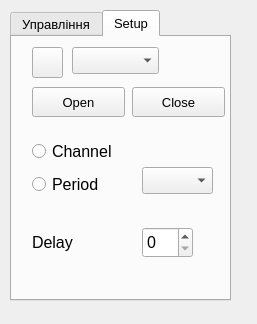
Old version of the form design.ui in the repository LipinskiWladyslaw/GhostbusterOne.
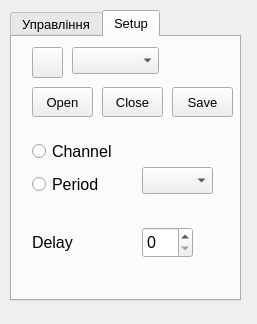
New version of the form. The open tabs and pages were chosen to show the change. Icons and pictures are not drawn.

```diff
--- a/design.ui
+++ b/design.ui
@@ -23,7 +23,7 @@
     <rect>
      <x>10</x>
      <y>10</y>
-     <width>221</width>
+     <width>231</width>
      <height>291</height>
     </rect>
    </property>
@@ -314,7 +314,7 @@
       <rect>
        <x>20</x>
        <y>50</y>
-       <width>93</width>
+       <width>61</width>
        <height>30</height>
       </rect>
      </property>
@@ -325,9 +325,9 @@
     <widget class="QPushButton" name="closeComPortButton">
      <property name="geometry">
       <rect>
-       <x>120</x>
+       <x>90</x>
        <y>50</y>
-       <width>93</width>
+       <width>61</width>
        <height>30</height>
       </rect>
      </property>
@@ -335,6 +335,19 @@
       <string>Close</string>
      </property>
     </widget>
+    <widget class="QPushButton" name="saveComPortButton">
+     <property name="geometry">
+      <rect>
+       <x>160</x>
+       <y>50</y>
+       <width>61</width>
+       <height>30</height>
+      </rect>
+     </property>
+     <property name="text">
+      <string>Save</string>
+     </property>
+    </widget>
    </widget>
   </widget>
  </widget>
```
Left out of the diff: 7 changed lines with no effect on the pictures.
